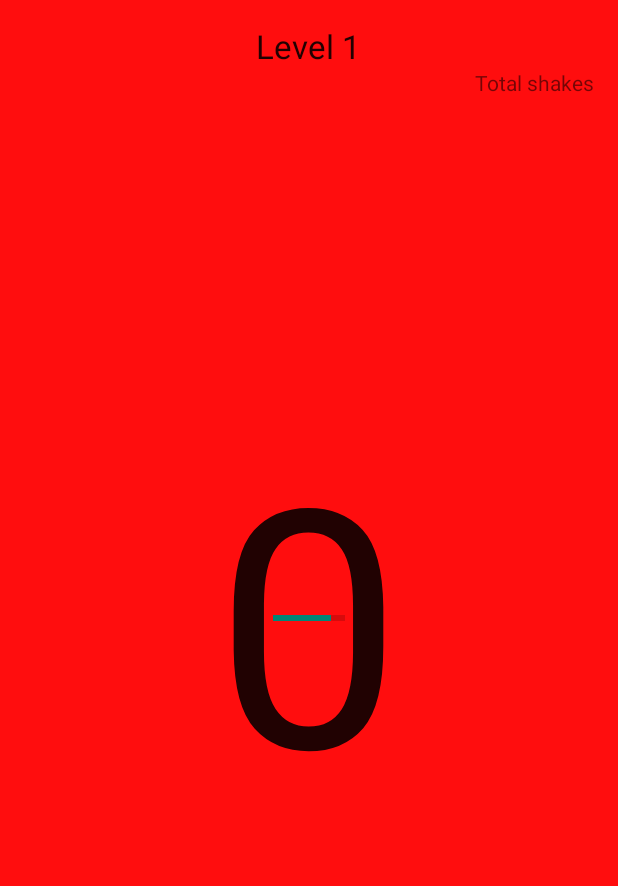
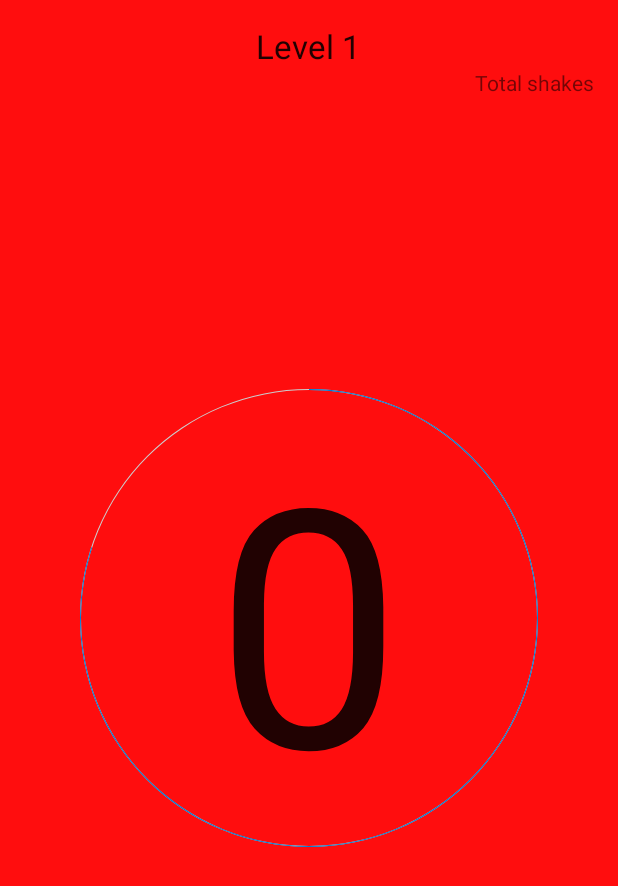
Before and after one commit to ajbowler/ShakeOff, an Android app: the screen it shows after launch (ShakeOff), on a phone screen of 412 x 824 dp. Shown: the top 886 px of the screen. Run offline under Robolectric (Android 15) with nearby library versions, the phone set to English and light mode, and no system bars.

Commit message:
PLEASE WORK

```diff
--- a/MyApplication/app/src/main/java/com/example/zplata/shakeoff/ShakeOff.java
+++ b/MyApplication/app/src/main/java/com/example/zplata/shakeoff/ShakeOff.java
@@ -53,6 +53,7 @@ public class ShakeOff extends Activity {
 
         // Vars
         centerCount = (TextView) findViewById(R.id.centerCount);
+        centerCount.bringToFront();
         levelCount = (TextView) findViewById(R.id.levelCount);
         totalCount = (TextView) findViewById(R.id.totalCount);
         rLayout = (RelativeLayout) findViewById(R.id.rLayout);
--- /dev/null
+++ b/MyApplication/app/src/main/res/drawable-mdpi/circle_shape.xml
@@ -0,0 +1,11 @@
+<?xml version="1.0" encoding="utf-8"?>
+<shape
+    xmlns:android="http://schemas.android.com/apk/res/android"
+    android:shape="ring"
+    android:innerRadiusRatio="2.5"
+    android:thickness="1px"
+    android:useLevel="false">
+
+    <solid android:color="#CCC" />
+
+</shape>
--- a/MyApplication/app/src/main/res/drawable-mdpi/circular_progress_bar.xml
+++ b/MyApplication/app/src/main/res/drawable-mdpi/circular_progress_bar.xml
@@ -1,18 +1,16 @@
 <?xml version="1.0" encoding="utf-8"?>
-<!--Created by Andrew Bowler
-11/22/2014-->
-<layer-list xmlns:android="http://schemas.android.com/apk/res/android">
-<item android:id="@+id/progress">
+<rotate xmlns:android="http://schemas.android.com/apk/res/android"
+    android:fromDegrees="270"
+    android:toDegrees="270">
     <shape
-        android:innerRadiusRatio="5"
-        android:innerRadius="275px"
+        android:innerRadiusRatio="2.5"
         android:shape="ring"
-        android:thicknessRatio="7">
+        android:thickness="1px">
         <gradient
-            android:startColor="#ff0000"
-            android:endColor="#0000ff"
-            android:centerColor="#ff00ff"
-            android:type="sweep" />
+            android:angle="0"
+            android:endColor="#007DD6"
+            android:startColor="#007DD6"
+            android:type="sweep"
+            android:useLevel="false" />
     </shape>
-</item>
-</layer-list>
+</rotate>
--- a/MyApplication/app/src/main/res/layout/activity_shake_off.xml
+++ b/MyApplication/app/src/main/res/layout/activity_shake_off.xml
@@ -21,14 +21,17 @@
         android:textSize="100pt" />
 
     <ProgressBar
+        android:id="@+id/progressBar"
+        android:layout_width="400dp"
+        android:layout_height="400dp"
+        android:layout_centerVertical="true"
+        android:layout_centerHorizontal="true"
+        android:indeterminate="false"
+        android:progressDrawable="@drawable/circular_progress_bar"
+        android:background="@drawable/circle_shape"
         style="?android:attr/progressBarStyleHorizontal"
-        android:layout_width="wrap_content"
-        android:layout_height="wrap_content"
-        android:id="@+id/progressBar"
-        android:indeterminate="false"
-        android:layout_centerVertical="true"
-        android:layout_centerHorizontal="true"/>
-        <!---->android:progressDrawable="@drawable/circular_progress_bar"/>
+        android:max="100"
+        android:progress="32"/>
 
     <TextView
         android:layout_width="wrap_content"
```
